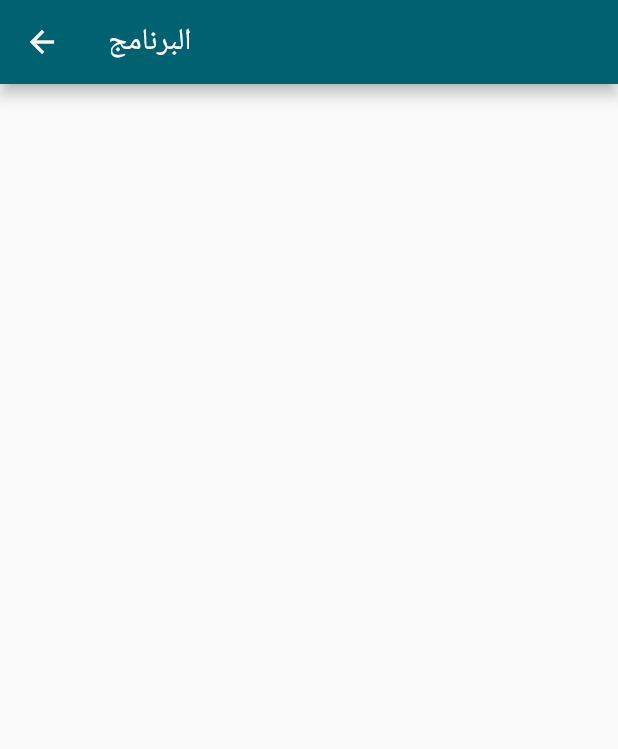
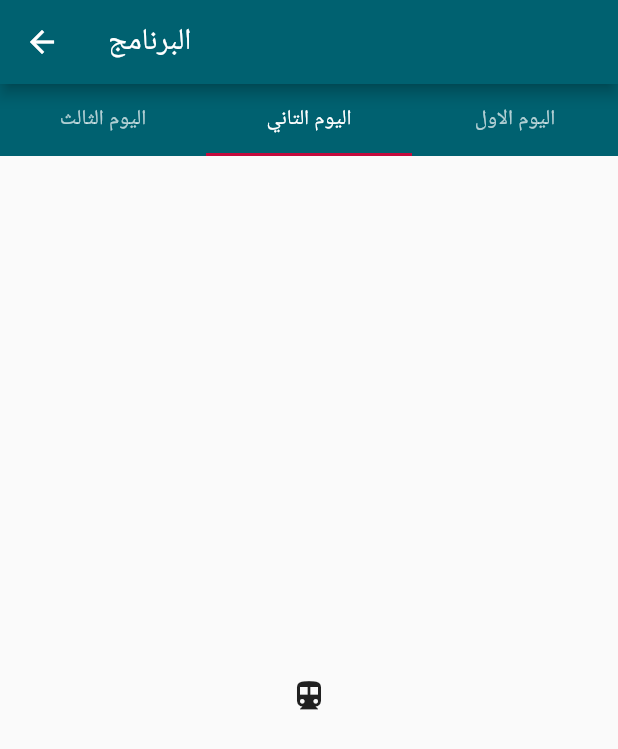
Before and after one commit to MinaSamirCap/MHATB, a Flutter app: the ProgramScreen screen opened by its route, on a phone screen of 412 x 824 dp. Shown: the top 749 px of the screen. Run offline on Flutter 3.47's test engine with Material 2 defaults, Android fonts, the phone set to English and light mode, and no system bars.

Commit message:
added the tabs to the program screen

```diff
--- a/lib/screens/program_screen.dart
+++ b/lib/screens/program_screen.dart
@@ -2,12 +2,67 @@ import 'package:flutter/material.dart';
 import '../utils/resources.dart';
 import '../utils/ui.dart';
 
-class ProgramScreen extends StatelessWidget {
+class ProgramScreen extends StatefulWidget {
   static const ROUTE_NAME = '/program-screen';
+
+  @override
+  _ProgramScreenState createState() => _ProgramScreenState();
+}
+
+class _ProgramScreenState extends State<ProgramScreen>
+    with SingleTickerProviderStateMixin {
+  var tabContrellor;
+
+  @override
+  void initState() {
+    super.initState();
+    tabContrellor = TabController(initialIndex: 1, vsync: this, length: 3);
+  }
+
+  @override
+  void dispose() {
+    super.dispose();
+    tabContrellor.dispose();
+  }
+
   @override
   Widget build(BuildContext context) {
     return Scaffold(
       appBar: getAppBar(PROGRAM),
+      body: Column(
+        children: <Widget>[
+          Container(
+            color: Theme.of(context).primaryColor,
+            child: TabBar(
+              controller: tabContrellor,
+              tabs: [
+                Tab(
+                  text: DAY_3,
+                ),
+                Tab(
+                  text: DAY_2,
+                ),
+                Tab(
+                  text: DAY_1,
+                ),
+              ],
+            ),
+          ),
+          Expanded(
+            child: TabBarView(
+              controller: tabContrellor,
+              children: [
+                Icon(Icons.directions_car),
+                Icon(Icons.directions_transit),
+                Icon(Icons.directions_bike),
+              ],
+            ),
+          ),
+        ],
+      ),
     );
   }
 }
+
+/// helpful link
+/// https://flutter.dev/docs/cookbook/design/tabs
--- a/lib/utils/resources.dart
+++ b/lib/utils/resources.dart
@@ -3,3 +3,6 @@ const QUOTE_DECORATED = '" $QUOTE "';
 const GUIDE = '2 تي 3: 16';
 const GUIDE_DECORATED = '($GUIDE)';
 const PROGRAM = 'البرنامج';
+const DAY_1 = 'اليوم الاول';
+const DAY_2 = 'اليوم التاني';
+const DAY_3 = 'اليوم الثالث';
--- a/lib/utils/ui.dart
+++ b/lib/utils/ui.dart
@@ -1,5 +1,7 @@
 import 'package:flutter/material.dart';
 
-AppBar getAppBar(String title){
-  return AppBar(title: Text(title),);
+AppBar getAppBar(String title) {
+  return AppBar(
+    title: Text(title),
+  );
 }
```
